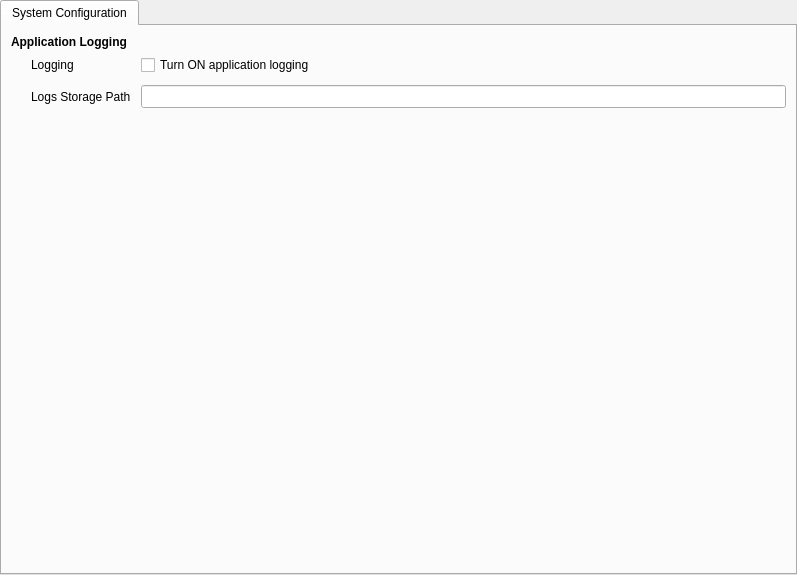
The window that src/Gui/Configuration/dialogConfigurationSystem.ui (Atlantic18/skipper-translation) describes before a commit, drawn with Qt 5.
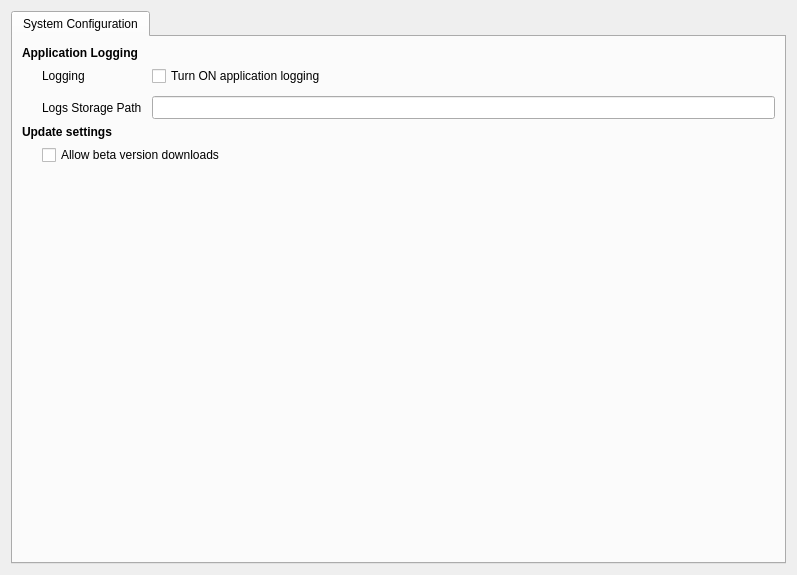
The same window after the commit.

Commit message: updated translations for latest skipper version

The edit to the form file:
```diff
--- a/src/Gui/Configuration/dialogConfigurationSystem.ui
+++ b/src/Gui/Configuration/dialogConfigurationSystem.ui
@@ -14,9 +14,6 @@
    <string notr="true">Dialog</string>
   </property>
   <layout class="QVBoxLayout" name="verticalLayout">
-   <property name="margin">
-    <number>0</number>
-   </property>
    <item>
     <widget class="QTabWidget" name="tabWidget">
      <property name="currentIndex">
@@ -84,6 +81,36 @@
          </item>
         </layout>
        </item>
+       <item>
+        <widget class="QLabel" name="labelConfiguration_3">
+         <property name="font">
+          <font>
+           <weight>75</weight>
+           <bold>true</bold>
+          </font>
+         </property>
+         <property name="text">
+          <string notr="true">Update settings</string>
+         </property>
+        </widget>
+       </item>
+       <item>
+        <layout class="QGridLayout" name="gridLayout_3">
+         <property name="leftMargin">
+          <number>20</number>
+         </property>
+         <property name="spacing">
+          <number>10</number>
+         </property>
+         <item row="1" column="0">
+          <widget class="QCheckBox" name="checkDownloadBetaversions">
+           <property name="text">
+            <string>Allow beta version downloads</string>
+           </property>
+          </widget>
+         </item>
+        </layout>
+       </item>
        <item>
         <spacer name="verticalSpacer">
          <property name="orientation">
```
Left out of the diff: 3 changed lines with no effect on the pictures. The commit also changes 38 other files.
